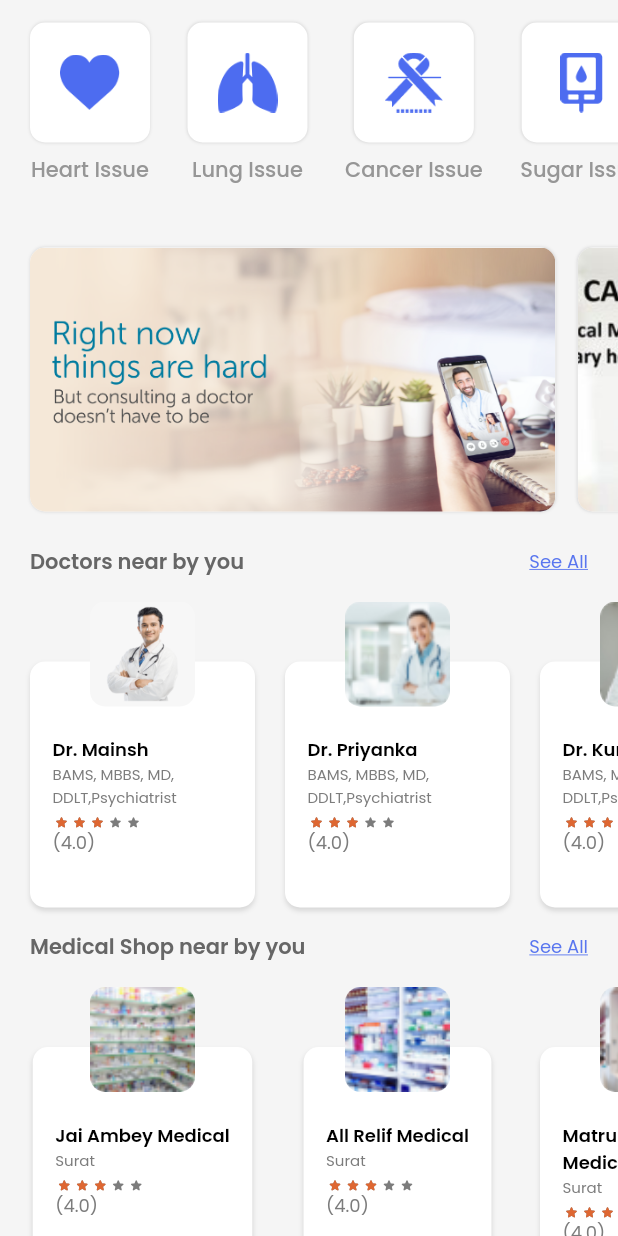
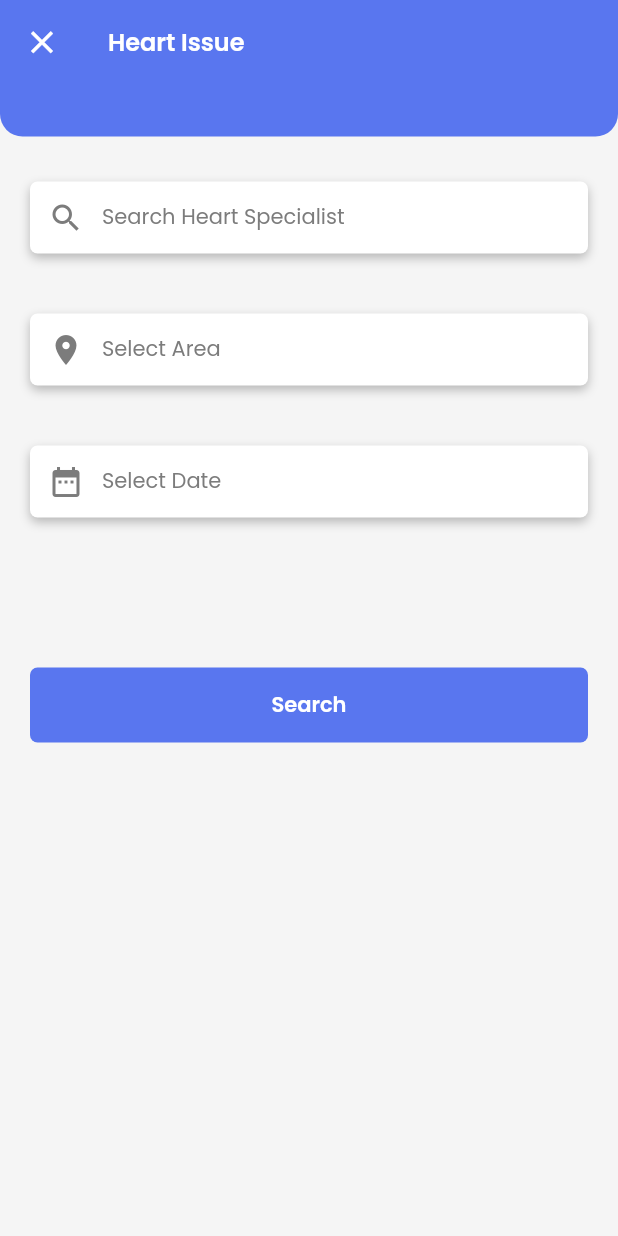
Before and after one commit to codeforany/medicare_app_flutter, a Flutter app: the HomeTabScreen screen opened directly, after a tap on "Heart Issue", on a phone screen of 412 x 824 dp. Run offline on Flutter 3.47's test engine with Material 3 defaults, Android fonts, the light colour scheme and no system bars; drawn by our look-alikes of flutter_rating_stars; our stand-ins replace flutter_otp_text_field; missing offline and left inert: fl_country_code_picker.

Commit message:
Category Filter & Doctors List Screen Added

```diff
--- /dev/null
+++ b/lib/screen/home/category_filter_screen.dart
@@ -0,0 +1,151 @@
+import 'package:flutter/material.dart';
+import 'package:medicare/common/color_extension.dart';
+import 'package:medicare/screen/home/doctors_list_screen.dart';
+
+class CategoryFilterScreen extends StatefulWidget {
+  const CategoryFilterScreen({super.key});
+
+  @override
+  State<CategoryFilterScreen> createState() => _CategoryFilterScreenState();
+}
+
+class _CategoryFilterScreenState extends State<CategoryFilterScreen> {
+  @override
+  Widget build(BuildContext context) {
+    return Scaffold(
+      appBar: AppBar(
+        centerTitle: false,
+        leading: IconButton(
+          onPressed: () {
+            context.pop();
+          },
+          icon: const Icon(
+            Icons.close,
+            color: Colors.white,
+            size: 25,
+          ),
+        ),
+        title: Text(
+          "Heart Issue",
+          style: TextStyle(
+            color: TColor.primaryTextW,
+            fontSize: 16,
+            fontWeight: FontWeight.w600,
+          ),
+        ),
+      ),
+      body: Column(
+        children: [
+          Container(
+            height: 35,
+            decoration: BoxDecoration(
+              color: TColor.primary,
+              borderRadius: const BorderRadius.only(
+                bottomLeft: Radius.circular(15),
+                bottomRight: Radius.circular(15),
+              ),
+            ),
+          ),
+          Container(
+            margin: const EdgeInsets.symmetric(vertical: 30, horizontal: 20),
+            decoration: BoxDecoration(
+                color: Colors.white,
+                borderRadius: BorderRadius.circular(5),
+                boxShadow: const [
+                  BoxShadow(
+                      color: Colors.black26,
+                      blurRadius: 5,
+                      offset: Offset(0, 3))
+                ]),
+            child: TextField(
+              decoration: InputDecoration(
+                enabledBorder: InputBorder.none,
+                focusedBorder: InputBorder.none,
+                hintText: "Search Heart Specialist",
+                hintStyle: TextStyle(color: TColor.secondaryText, fontSize: 14),
+                prefixIcon: Icon(
+                  Icons.search,
+                  color: TColor.secondaryText,
+                ),
+              ),
+            ),
+          ),
+          Container(
+            margin: const EdgeInsets.symmetric(vertical: 10, horizontal: 20),
+            decoration: BoxDecoration(
+                color: Colors.white,
+                borderRadius: BorderRadius.circular(5),
+                boxShadow: const [
+                  BoxShadow(
+                      color: Colors.black26,
+                      blurRadius: 5,
+                      offset: Offset(0, 3))
+                ]),
+            child: TextField(
+              decoration: InputDecoration(
+                enabledBorder: InputBorder.none,
+                focusedBorder: InputBorder.none,
+                hintText: "Select Area",
+                hintStyle: TextStyle(color: TColor.secondaryText, fontSize: 14),
+                prefixIcon: Icon(
+                  Icons.location_on,
+                  color: TColor.secondaryText,
+                ),
+              ),
+            ),
+          ),
+          Container(
+            margin: const EdgeInsets.symmetric(vertical: 30, horizontal: 20),
+            decoration: BoxDecoration(
+                color: Colors.white,
+                borderRadius: BorderRadius.circular(5),
+                boxShadow: const [
+                  BoxShadow(
+                      color: Colors.black26,
+                      blurRadius: 5,
+                      offset: Offset(0, 3))
+                ]),
+            child: TextField(
+              decoration: InputDecoration(
+                enabledBorder: InputBorder.none,
+                focusedBorder: InputBorder.none,
+                hintText: "Select Date",
+                hintStyle: TextStyle(color: TColor.secondaryText, fontSize: 14),
+                prefixIcon: Icon(
+                  Icons.date_range,
+                  color: TColor.secondaryText,
+                ),
+              ),
+            ),
+          ),
+          const SizedBox(
+            height: 40,
+          ),
+          InkWell(
+            onTap: (){
+              context.push( const DoctorsListScreen() );
+            },
+            child: Container(
+              margin: const EdgeInsets.symmetric(vertical: 30, horizontal: 20),
+              width: double.maxFinite,
+              height: 50,
+              decoration: BoxDecoration(
+                color: TColor.primary,
+                borderRadius: BorderRadius.circular(5),
+              ),
+              alignment: Alignment.center,
+              child: const Text(
+                "Search",
+                style: TextStyle(
+                  color: Colors.white,
+                  fontSize: 14,
+                  fontWeight: FontWeight.w600,
+                ),
+              ),
+            ),
+          ),
+        ],
+      ),
+    );
+  }
+}
--- a/lib/screen/home/home_tab_screen.dart
+++ b/lib/screen/home/home_tab_screen.dart
@@ -1,8 +1,8 @@
 import 'package:flutter/material.dart';
-import 'package:flutter_rating_stars/flutter_rating_stars.dart';
 import 'package:medicare/common/color_extension.dart';
 import 'package:medicare/common_widget/category_button.dart';
 import 'package:medicare/common_widget/section_row.dart';
+import 'package:medicare/screen/home/category_filter_screen.dart';
 import 'package:medicare/screen/home/doctor_cell.dart';
 import 'package:medicare/screen/home/shop_cell.dart';
 
@@ -82,7 +82,9 @@ class _HomeTabScreenState extends State<HomeTabScreen> {
                   var obj = categoryArr[index];
 
                   return CategoryButton(
-                      title: obj["title"], icon: obj["img"], onPressed: () {});
+                      title: obj["title"], icon: obj["img"], onPressed: () {
+                        context.push(const CategoryFilterScreen());
+                      });
                 },
                 separatorBuilder: (context, index) => const SizedBox(
                   width: 25,
@@ -90,7 +92,7 @@ class _HomeTabScreenState extends State<HomeTabScreen> {
                 itemCount: categoryArr.length,
               ),
             ),
-            Container(
+            SizedBox(
               // color: Colors.red,
               height: context.width * 0.5,
               child: ListView.separated(
@@ -99,7 +101,11 @@ class _HomeTabScreenState extends State<HomeTabScreen> {
                       const EdgeInsets.symmetric(vertical: 15, horizontal: 20),
                   itemBuilder: (context, index) {
                     var obj = adsArr[index];
-                    return Container(
+                    return InkWell(
+                      onTap: (){
+
+                      },
+                      child: Container(
                         decoration: BoxDecoration(
                             color: Colors.white,
                             borderRadius: BorderRadius.circular(10),
@@ -115,6 +121,7 @@ class _HomeTabScreenState extends State<HomeTabScreen> {
                             width: context.width * 0.85,
                             height: context.width * 0.425,
                             fit: BoxFit.cover,
+                          ),
                         ),
                       ),
                     );
```
Also changed, not shown: lib/screen/home/doctor_row.dart (added, +111 -0 lines), lib/screen/home/doctors_list_screen.dart (added, +70 -0 lines). Lines whose indentation alone changed are shown as unchanged.
